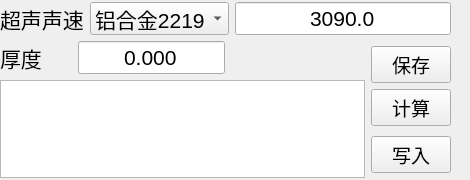
Old version of the form form_calibrate.ui in the repository ASh-en/display.
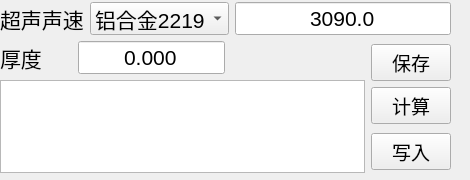
New version of the form.

Diff of the .ui file:
```diff
--- a/form_calibrate.ui
+++ b/form_calibrate.ui
@@ -19,7 +19,7 @@
      <x>0</x>
      <y>2</y>
      <width>451</width>
-     <height>176</height>
+     <height>171</height>
     </rect>
    </property>
    <layout class="QVBoxLayout" name="verticalLayout_3">
```
